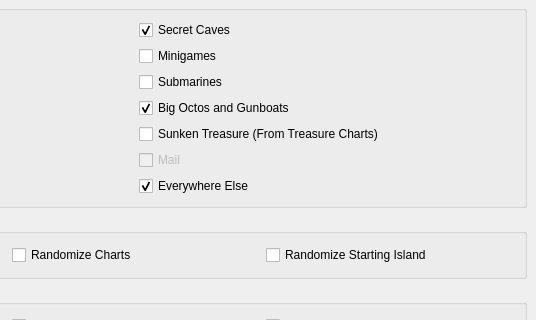
This is ui/randomizer_window.ui in LagoLunatic/wwrando as Qt 5 draws it before an edit; both pictures show x 264 to 800 and y 102 to 422 of the 800 by 561 pixel window. The edited form follows.
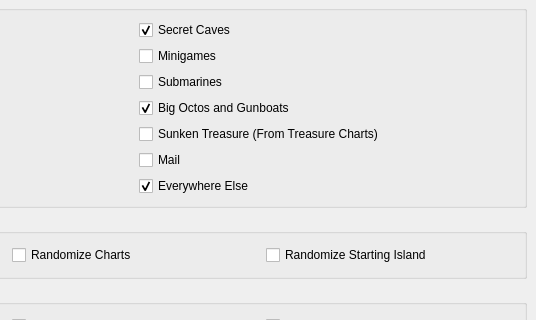
This is the edited form.

```diff
--- a/ui/randomizer_window.ui
+++ b/ui/randomizer_window.ui
@@ -190,9 +190,6 @@
        </item>
        <item row="5" column="1">
         <widget class="QCheckBox" name="progression_mail">
-         <property name="enabled">
-          <bool>false</bool>
-         </property>
          <property name="text">
           <string>Mail</string>
          </property>
```
